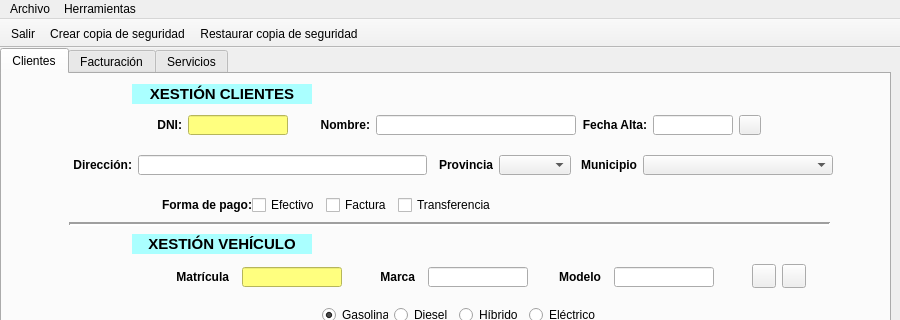
Above: ui/ventMain.ui from arielcostas/dam-di-costasguerrero before the change; both pictures show x 0 to 900 and y 0 to 320 of the 900 by 650 pixel window. Below: the same form after it.
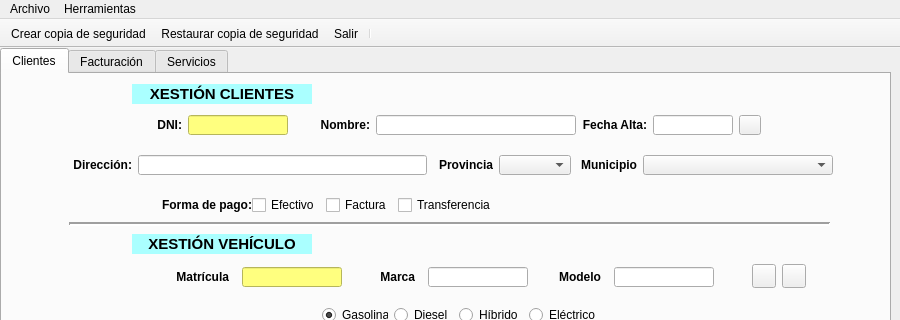
That is the form after the change. Icons and pictures are not drawn.

```diff
--- a/ui/ventMain.ui
+++ b/ui/ventMain.ui
@@ -955,9 +955,10 @@
    <attribute name="toolBarBreak">
     <bool>false</bool>
    </attribute>
-   <addaction name="actionSalir"/>
    <addaction name="actionHacerCopia"/>
    <addaction name="actionRestaurarCopia"/>
+   <addaction name="actionSalir"/>
+   <addaction name="separator"/>
   </widget>
   <action name="actionSalir">
    <property name="icon">
```
Left out of the diff: 6 changed lines with no effect on the pictures.
